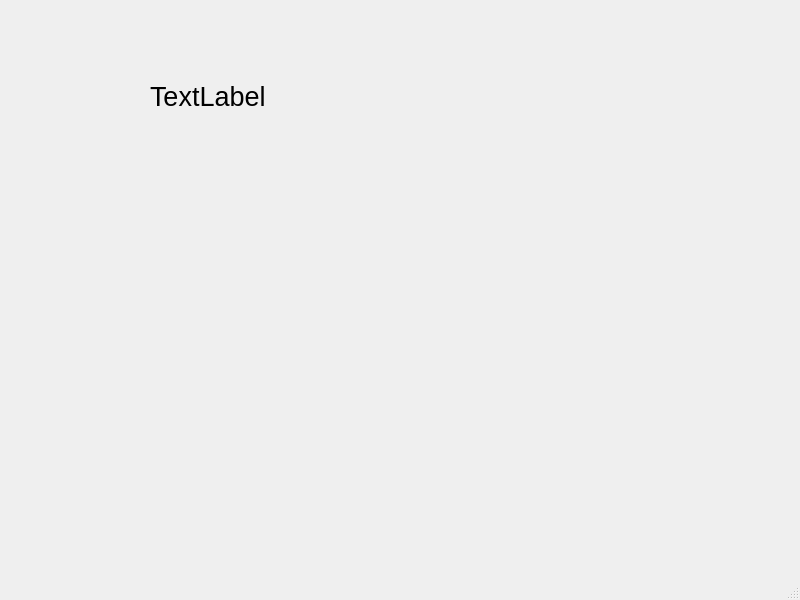
Above: mainwindow.ui from willpfigueiredo/BigProjectEmbeddedQt before the change. Below: the same form after it.
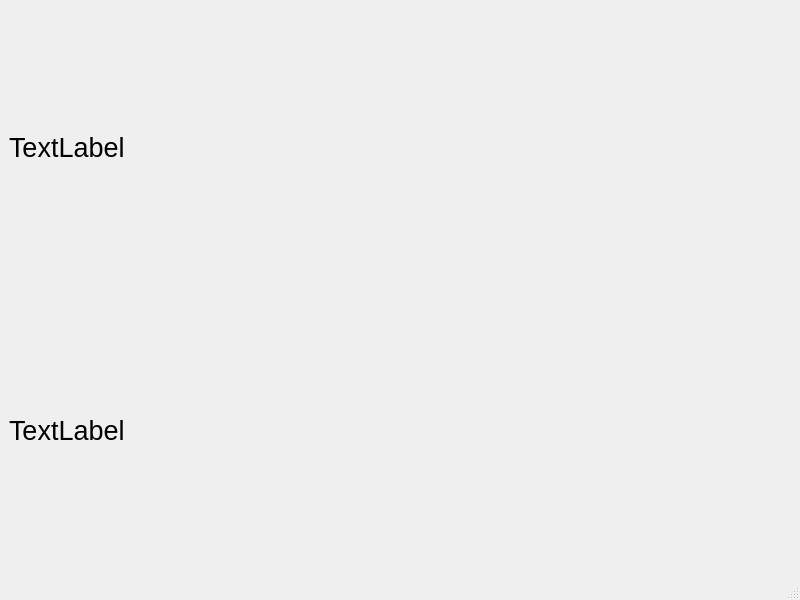
That is the form after the change.

```diff
--- a/mainwindow.ui
+++ b/mainwindow.ui
@@ -14,15 +14,21 @@
    <string>MainWindow</string>
   </property>
   <widget class="QWidget" name="centralwidget">
+   <layout class="QVBoxLayout" name="verticalLayout">
+    <item>
    <widget class="QLabel" name="timeDateLabel">
-    <property name="geometry">
-     <rect>
-      <x>150</x>
-      <y>56</y>
-      <width>451</width>
-      <height>81</height>
-     </rect>
-    </property>
+      <property name="font">
+       <font>
+        <pointsize>20</pointsize>
+       </font>
+      </property>
+      <property name="text">
+       <string>TextLabel</string>
+      </property>
+     </widget>
+    </item>
+    <item>
+     <widget class="QLabel" name="tempLabel">
     <property name="font">
      <font>
       <pointsize>20</pointsize>
@@ -32,6 +38,8 @@
      <string>TextLabel</string>
     </property>
    </widget>
+    </item>
+   </layout>
   </widget>
   <widget class="QMenuBar" name="menubar">
    <property name="geometry">
```
Lines whose indentation alone changed are shown as unchanged.
